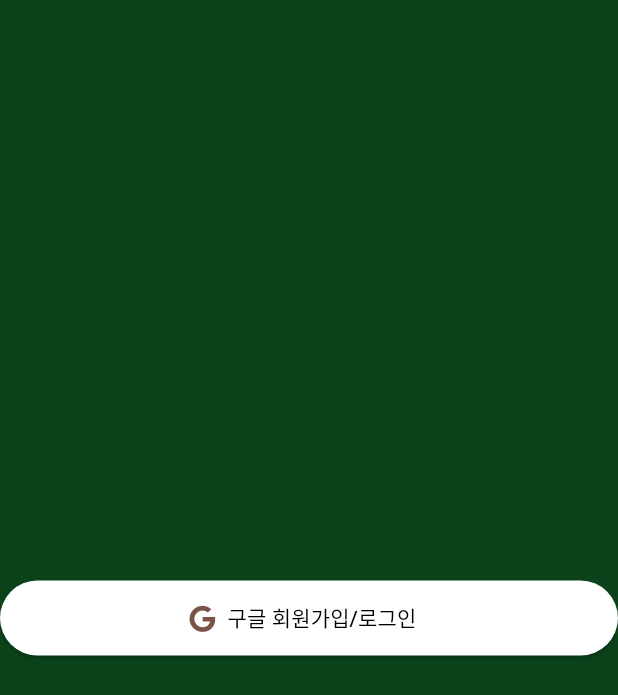
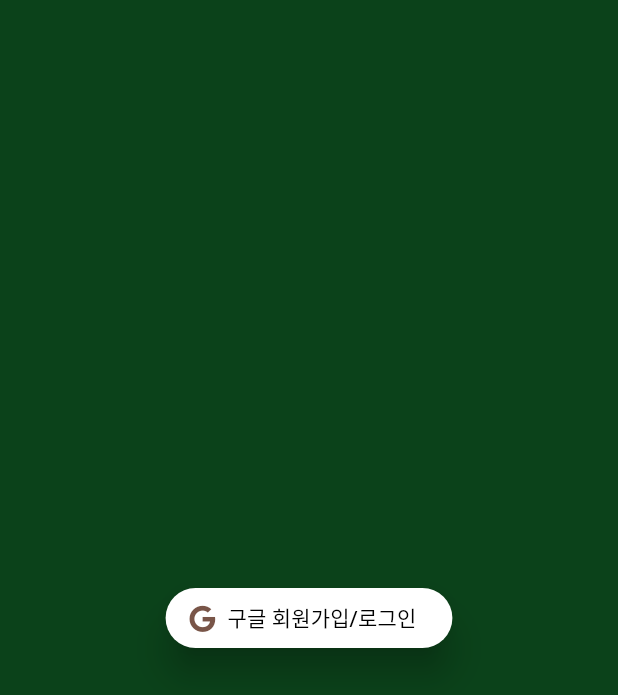
Before and after one commit to sunnygeem/madcamp_week2, a Flutter app: the screen it shows after launch, on a phone screen of 412 x 824 dp. Shown: the top 695 px of the screen. Run offline on Flutter 3.47's test engine with Material 3 defaults, Android fonts, the phone set to English and light mode, and no system bars; our stand-ins replace font_awesome_flutter, geolocator, google_maps_flutter, google_sign_in; missing offline and left inert: flutter_polyline_points.

Commit message:
Modify ui

```diff
--- a/lib/screen/edit_profile_screen.dart
+++ b/lib/screen/edit_profile_screen.dart
@@ -122,10 +122,9 @@ class _EditProfileState extends State<EditProfile> {
                   SizedBox(
                     width: 240,
                     child: Container(
-                      padding: EdgeInsets.only(left: 5),
+                      padding: EdgeInsets.all(5),
                       decoration: BoxDecoration(
-                        color: Color(0xFFEAC784),
-                        borderRadius: BorderRadius.circular(20.0),
+                        color: Color(0xFFECECEC),
                       ),
                       height: 30,
                       child: Center(
--- a/lib/screen/sing_up_screen.dart
+++ b/lib/screen/sing_up_screen.dart
@@ -21,7 +21,7 @@ class _SignupPageState extends State<SignupPage> {
         child: ElevatedButton.icon(
           style: ElevatedButton.styleFrom(
             backgroundColor: Colors.white,
-            minimumSize: Size(double.infinity, 50),
+            elevation: 10.0,
           ),
           onPressed: signIn,
           icon: FaIcon(
```
